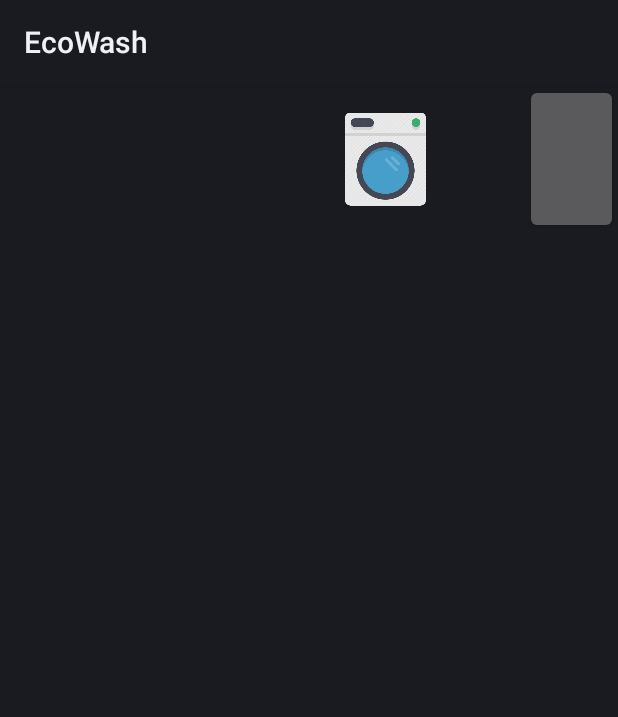
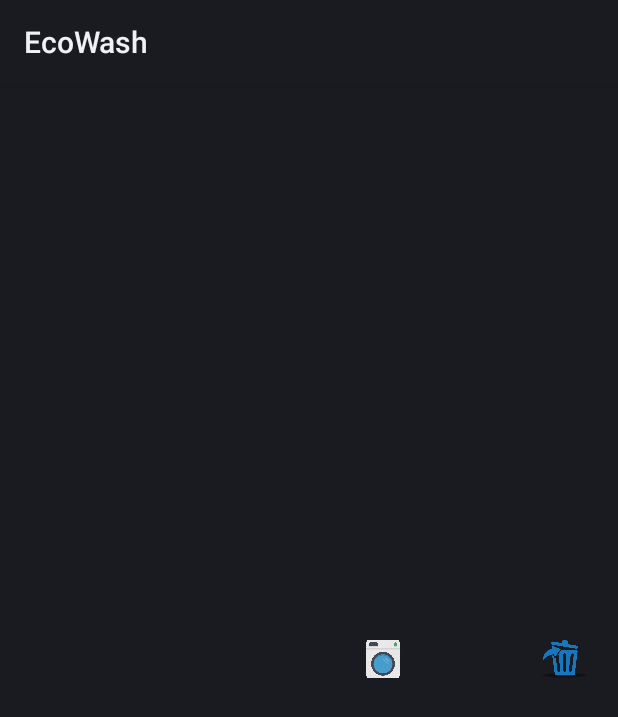
Before and after one commit to madadiaconu/EcoWash, an Android app: the layout view_item_reservation.xml on its own in the app's theme, with its tools: preview values and no code run, on a phone screen of 412 x 824 dp. Shown: the top 717 px of the screen. Run offline under Robolectric (Android 15) with nearby library versions, the phone set to English and light mode, and no system bars.

Commit message:
Add design details to MyReservations

```diff
--- a/EcoWash/app/src/main/res/layout/view_head_reservations.xml
+++ b/EcoWash/app/src/main/res/layout/view_head_reservations.xml
@@ -8,10 +8,11 @@
     <TextView
         android:id="@+id/reservationDate"
         android:layout_width="match_parent"
-        android:layout_height="wrap_content"
+        android:layout_height="50dp"
         android:layout_gravity="center"
         android:gravity="center"
         android:text="@string/my_reservations"
+        android:textSize="18sp"
      />
 
 </LinearLayout>
--- a/EcoWash/app/src/main/res/layout/view_item_reservation.xml
+++ b/EcoWash/app/src/main/res/layout/view_item_reservation.xml
@@ -2,36 +2,48 @@
 <LinearLayout xmlns:android="http://schemas.android.com/apk/res/android"
     android:orientation="horizontal"
     android:layout_width="match_parent"
-    android:layout_height="100dp"
+    android:layout_height="50dp"
+    android:layout_gravity="center"
+    android:padding="5dp"
+    android:gravity="center_vertical"
     android:weightSum="100">
 
     <TextView
         android:id="@+id/reservationDate"
         android:layout_width="0dp"
         android:layout_weight="35"
-        android:layout_height="match_parent" />
+        android:layout_height="match_parent"
+        android:gravity="center_vertical"
+        android:textSize="18sp"/>
 
     <TextView
         android:id="@+id/reservationHour"
         android:layout_width="0dp"
         android:layout_weight="20"
-        android:layout_height="match_parent" />
+        android:layout_height="match_parent"
+        android:gravity="center_vertical"
+        android:textSize="18sp" />
 
     <ImageView
-        android:layout_height="match_parent"
+        android:layout_height="25dp"
         android:layout_width="0dp"
         android:layout_weight="15"
+        android:layout_gravity="center_vertical"
         android:src="@drawable/washing_machine"/>
 
     <TextView
         android:id="@+id/reservationMachine"
         android:layout_width="0dp"
         android:layout_weight="15"
-        android:layout_height="match_parent" />
+        android:layout_height="match_parent"
+        android:gravity="center_vertical"
+        android:textSize="18sp" />
 
-    <Button
+    <ImageView
         android:id="@+id/cancelReservation"
         android:layout_width="0dp"
         android:layout_weight="15"
-        android:layout_height="match_parent"/>
+        android:layout_height="25dp"
+        android:gravity="center_vertical"
+        android:src="@drawable/cancel"/>
 </LinearLayout>
```
Also changed, not shown: EcoWash/app/src/main/java/com/myapps/ecowash/ui/adapters/MyReservationsAdapter.java (+6 -6 lines), EcoWash/app/src/main/res/drawable/cancel.png (added).
